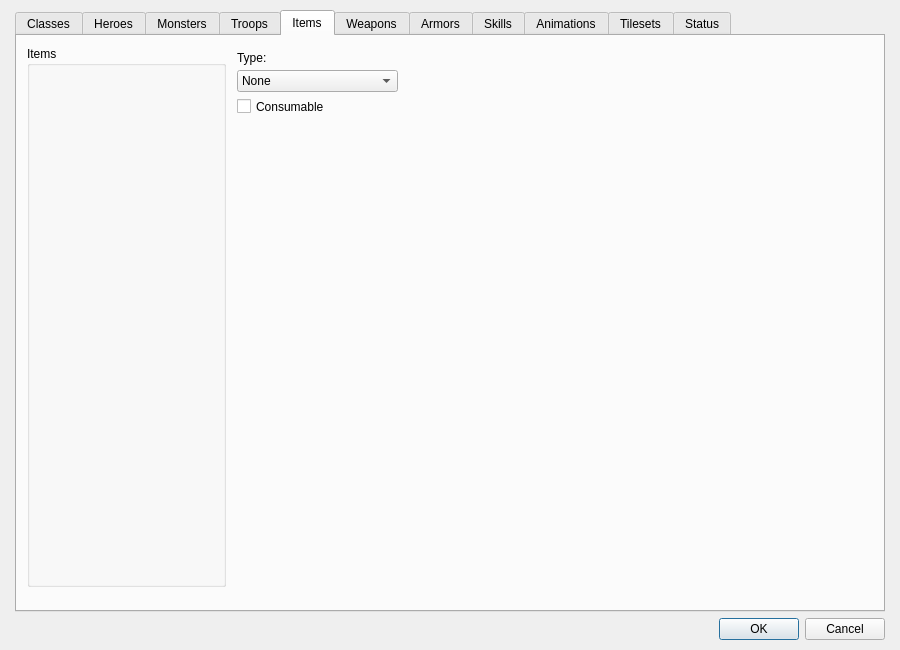
The window that Engine/Dialogs/dialogdatas.ui (RPG-Paper-Maker/RPG-Paper-Maker) describes before a commit, drawn with Qt 5.
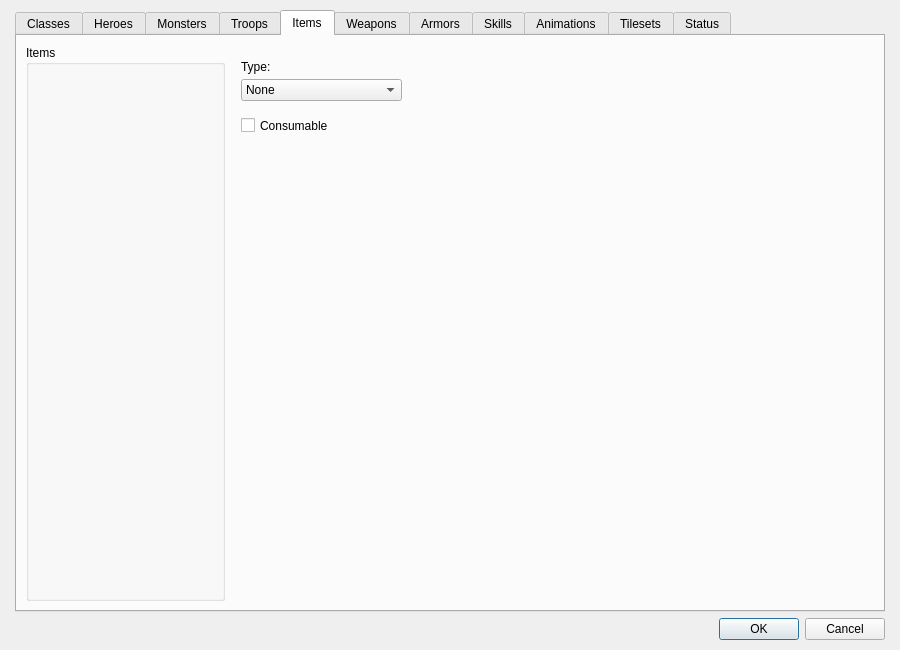
The same window after the commit. The open tabs and pages were chosen to show the change. Custom widgets are drawn as their Qt base class.

```diff
--- a/Engine/Dialogs/dialogdatas.ui
+++ b/Engine/Dialogs/dialogdatas.ui
@@ -599,15 +599,11 @@
         <attribute name="title">
          <string>Items</string>
         </attribute>
+        <layout class="QGridLayout" name="gridLayout_6">
+         <item row="0" column="0">
+          <layout class="QHBoxLayout" name="horizontalLayout_10" stretch="0,1">
+           <item>
         <widget class="QGroupBox" name="groupBox_12">
-         <property name="geometry">
-          <rect>
-           <x>10</x>
-           <y>10</y>
-           <width>199</width>
-           <height>541</height>
-          </rect>
-         </property>
          <property name="minimumSize">
           <size>
            <width>0</width>
@@ -654,23 +650,13 @@
           </item>
          </layout>
         </widget>
-        <widget class="QCheckBox" name="checkBoxItemConsumable">
-         <property name="geometry">
-          <rect>
-           <x>220</x>
-           <y>60</y>
-           <width>161</width>
-           <height>21</height>
-          </rect>
-         </property>
-         <property name="text">
-          <string>Consumable</string>
-         </property>
-        </widget>
+           </item>
+           <item>
+            <widget class="QWidget" name="widget_3" native="true">
         <widget class="QWidget" name="layoutWidget_5">
          <property name="geometry">
           <rect>
-           <x>220</x>
+                <x>10</x>
            <y>10</y>
            <width>161</width>
            <height>46</height>
@@ -698,6 +684,24 @@
           </item>
          </layout>
         </widget>
+             <widget class="QCheckBox" name="checkBoxItemConsumable">
+              <property name="geometry">
+               <rect>
+                <x>10</x>
+                <y>70</y>
+                <width>161</width>
+                <height>21</height>
+               </rect>
+              </property>
+              <property name="text">
+               <string>Consumable</string>
+              </property>
+             </widget>
+            </widget>
+           </item>
+          </layout>
+         </item>
+        </layout>
        </widget>
        <widget class="QWidget" name="tab_4">
         <attribute name="title">
```
Left out of the diff: 152 changed lines with no effect on the pictures. Lines whose indentation alone changed are shown as unchanged.
